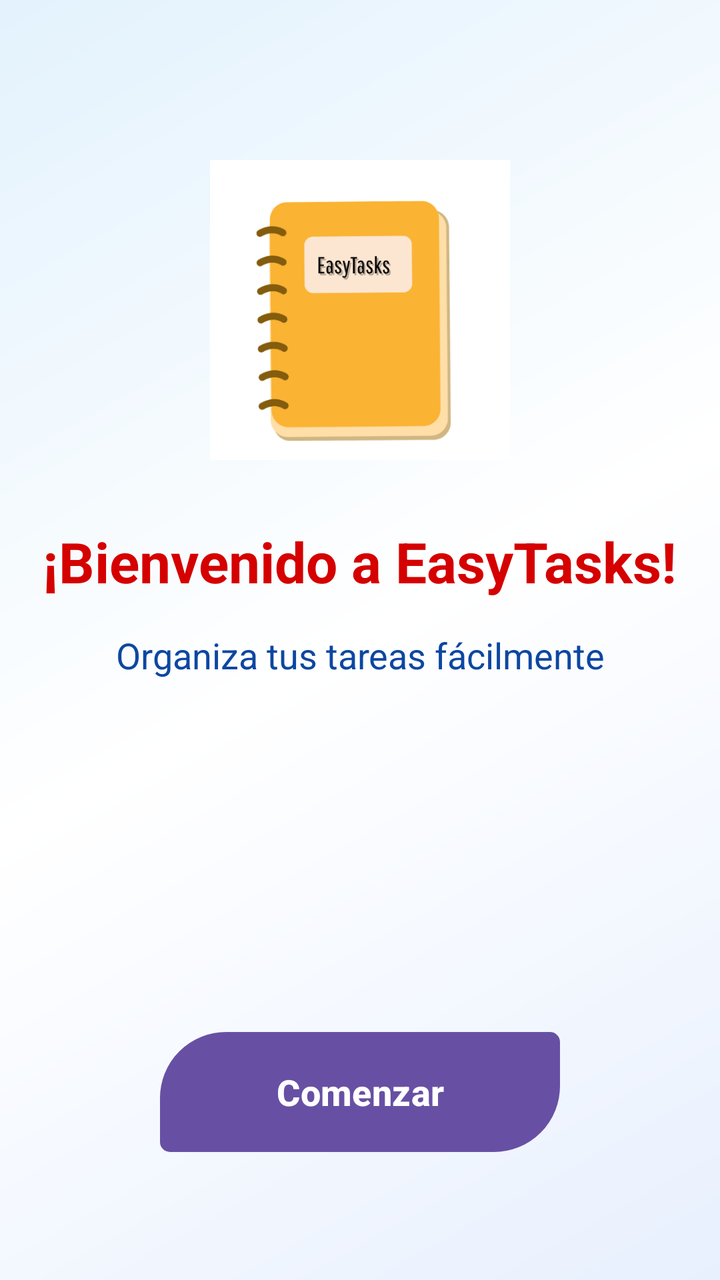
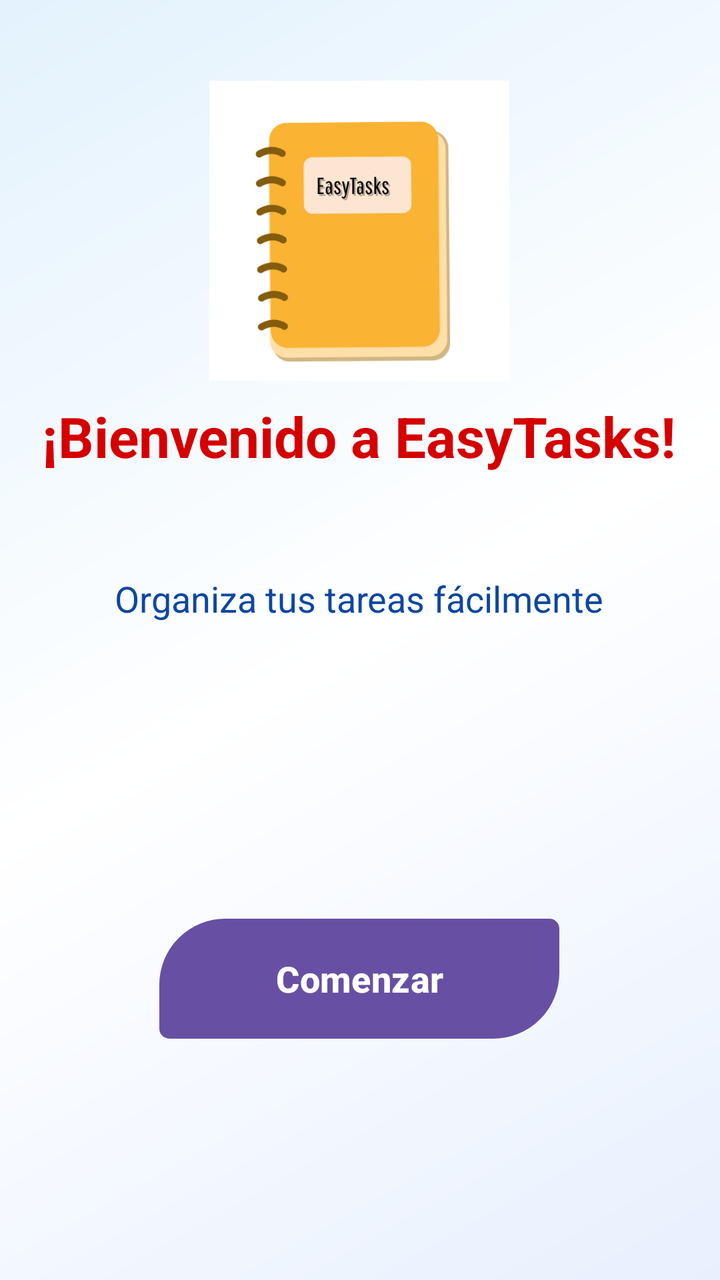

Screens rendered from an Android XML layout before and after an edit, with the pre-edit source and the edit as a unified diff.
<!-- AndroidManifest.xml: application theme Theme.MyApplication -->
<!-- res/layout/activity_main.xml -->
<?xml version="1.0" encoding="utf-8"?>
<androidx.constraintlayout.widget.ConstraintLayout
    xmlns:android="http://schemas.android.com/apk/res/android"
    xmlns:app="http://schemas.android.com/apk/res-auto"
    xmlns:tools="http://schemas.android.com/tools"
    android:id="@+id/main"
    android:layout_width="match_parent"
    android:layout_height="match_parent"
    android:background="@drawable/bg_frutiger_main"
    tools:context=".MainActivity">

    <ImageView
        android:id="@+id/imgLogoBienvenida"
        android:layout_width="150dp"
        android:layout_height="150dp"
        android:layout_marginTop="80dp"
        android:src="@drawable/uad"
        app:layout_constraintEnd_toEndOf="parent"
        app:layout_constraintStart_toStartOf="parent"
        app:layout_constraintTop_toTopOf="parent" />

    <TextView
        android:id="@+id/tvTituloBienvenida"
        android:layout_width="wrap_content"
        android:layout_height="wrap_content"
        android:layout_marginTop="32dp"
        android:text="¡Bienvenido a EasyTasks!"
        android:textColor="#D50000"
        android:textSize="28sp"
        android:textStyle="bold"
        app:layout_constraintEnd_toEndOf="parent"
        app:layout_constraintStart_toStartOf="parent"
        app:layout_constraintTop_toBottomOf="@+id/imgLogoBienvenida" />

    <TextView
        android:id="@+id/tvSubtituloBienvenida"
        android:layout_width="wrap_content"
        android:layout_height="wrap_content"
        android:layout_marginTop="16dp"
        android:text="Organiza tus tareas fácilmente"
        android:textColor="#0D47A1"
        android:textSize="18sp"
        app:layout_constraintEnd_toEndOf="parent"
        app:layout_constraintStart_toStartOf="parent"
        app:layout_constraintTop_toBottomOf="@+id/tvTituloBienvenida" />

    <Button
        android:id="@+id/btnIngresar"
        android:layout_width="200dp"
        android:layout_height="60dp"
        android:layout_marginBottom="64dp"
        android:text="Comenzar"
        android:textSize="18sp"
        android:textStyle="bold"
        android:textColor="#FFFFFF"
        android:background="@drawable/bg_button_primary"
        app:layout_constraintBottom_toBottomOf="parent"
        app:layout_constraintEnd_toEndOf="parent"
        app:layout_constraintStart_toStartOf="parent" />

</androidx.constraintlayout.widget.ConstraintLayout>
<!-- resources referenced by this layout -->
<resources>
  <!-- drawable bg_button_primary (drawable) -->
  <?xml version="1.0" encoding="utf-8"?>
  <ripple xmlns:android="http://schemas.android.com/apk/res/android"
      android:color="#80FFFFFF">
      <item>
          <shape android:shape="rectangle">
              
              <gradient
                  android:startColor="#FF0000"
                  android:centerColor="#E50000"
                  android:endColor="#B71C1C"
                  android:angle="45"/>
              <corners
                  android:topLeftRadius="32dp"
                  android:bottomRightRadius="32dp"
                  android:topRightRadius="4dp"
                  android:bottomLeftRadius="4dp"/>
              
              <stroke android:width="2dp" android:color="#2979FF"/>
          </shape>
      </item>
  </ripple>
  <!-- drawable bg_frutiger_main (drawable) -->
  <?xml version="1.0" encoding="utf-8"?>
  <shape xmlns:android="http://schemas.android.com/apk/res/android">
      <gradient
          android:angle="135"
          android:startColor="#E8F0FE"
          android:centerColor="#FFFFFF"
          android:endColor="#E3F2FD"
          android:type="linear" />
  </shape>
  <!-- drawable uad: png bitmap (drawable, 27766 bytes) -->
  <style name="Theme.MyApplication" parent="Base.Theme.MyApplication" />
  <style name="Base.Theme.MyApplication" parent="Theme.Material3.Light.NoActionBar">
          <item name="android:forceDarkAllowed" tools:targetApi="q">false</item>
  
          
          
      </style>
</resources>

<!-- the commit's change to res/layout/activity_main.xml (unified diff, before → after) -->
@@ -13,11 +13,13 @@
         android:id="@+id/imgLogoBienvenida"
         android:layout_width="150dp"
         android:layout_height="150dp"
-        android:layout_marginTop="80dp"
         android:src="@drawable/uad"
+        app:layout_constraintBottom_toBottomOf="parent"
         app:layout_constraintEnd_toEndOf="parent"
+        app:layout_constraintHorizontal_bias="0.498"
         app:layout_constraintStart_toStartOf="parent"
-        app:layout_constraintTop_toTopOf="parent" />
+        app:layout_constraintTop_toTopOf="parent"
+        app:layout_constraintVertical_bias="0.082" />
 
     <TextView
         android:id="@+id/tvTituloBienvenida"
@@ -28,9 +30,12 @@
         android:textColor="#D50000"
         android:textSize="28sp"
         android:textStyle="bold"
+        app:layout_constraintBottom_toBottomOf="parent"
         app:layout_constraintEnd_toEndOf="parent"
+        app:layout_constraintHorizontal_bias="0.494"
         app:layout_constraintStart_toStartOf="parent"
-        app:layout_constraintTop_toBottomOf="@+id/imgLogoBienvenida" />
+        app:layout_constraintTop_toTopOf="parent"
+        app:layout_constraintVertical_bias="0.293" />
 
     <TextView
         android:id="@+id/tvSubtituloBienvenida"
@@ -40,22 +45,27 @@
         android:text="Organiza tus tareas fácilmente"
         android:textColor="#0D47A1"
         android:textSize="18sp"
+        app:layout_constraintBottom_toBottomOf="parent"
         app:layout_constraintEnd_toEndOf="parent"
+        app:layout_constraintHorizontal_bias="0.497"
         app:layout_constraintStart_toStartOf="parent"
-        app:layout_constraintTop_toBottomOf="@+id/tvTituloBienvenida" />
+        app:layout_constraintTop_toTopOf="parent"
+        app:layout_constraintVertical_bias="0.452" />
 
     <Button
         android:id="@+id/btnIngresar"
         android:layout_width="200dp"
         android:layout_height="60dp"
-        android:layout_marginBottom="64dp"
+        android:background="@drawable/bg_button_primary"
         android:text="Comenzar"
+        android:textColor="#FFFFFF"
         android:textSize="18sp"
         android:textStyle="bold"
-        android:textColor="#FFFFFF"
-        android:background="@drawable/bg_button_primary"
         app:layout_constraintBottom_toBottomOf="parent"
         app:layout_constraintEnd_toEndOf="parent"
-        app:layout_constraintStart_toStartOf="parent" />
+        app:layout_constraintHorizontal_bias="0.497"
+        app:layout_constraintStart_toStartOf="parent"
+        app:layout_constraintTop_toTopOf="parent"
+        app:layout_constraintVertical_bias="0.792" />
 
 </androidx.constraintlayout.widget.ConstraintLayout>
